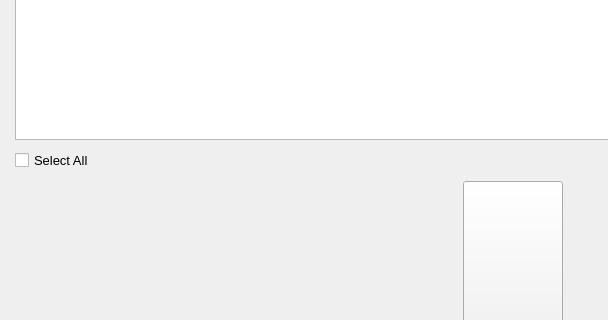
The window that shared/nexis/Pages/SystemCleaner/system_cleaner_page.ui (s4solutionsllc/Nexis) describes before a commit, drawn with Qt 5; both pictures show x 0 to 608 and y 310 to 630 of the 1025 by 736 pixel window.
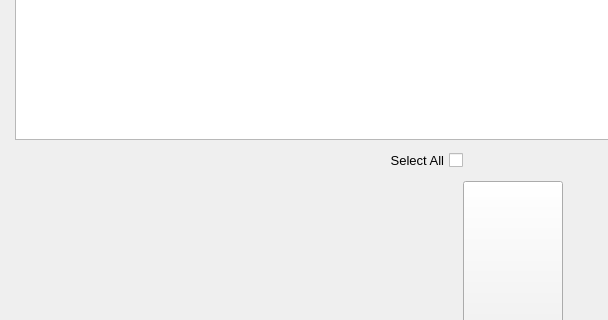
The same window after the commit. Icons and pictures are not drawn.

Commit message: fix(cleaner): move Select All label to left of toggle indicator (BUG-125)

Diff of the .ui file:
```diff
--- a/shared/nexis/Pages/SystemCleaner/system_cleaner_page.ui
+++ b/shared/nexis/Pages/SystemCleaner/system_cleaner_page.ui
@@ -777,6 +777,9 @@
             <property name="cursor">
              <cursorShape>PointingHandCursor</cursorShape>
             </property>
+            <property name="layoutDirection">
+             <enum>Qt::RightToLeft</enum>
+            </property>
             <property name="focusPolicy">
              <enum>Qt::NoFocus</enum>
             </property>
```
Left out of the diff: 3 changed lines with no effect on the pictures. The commit also changes 1 other file.
